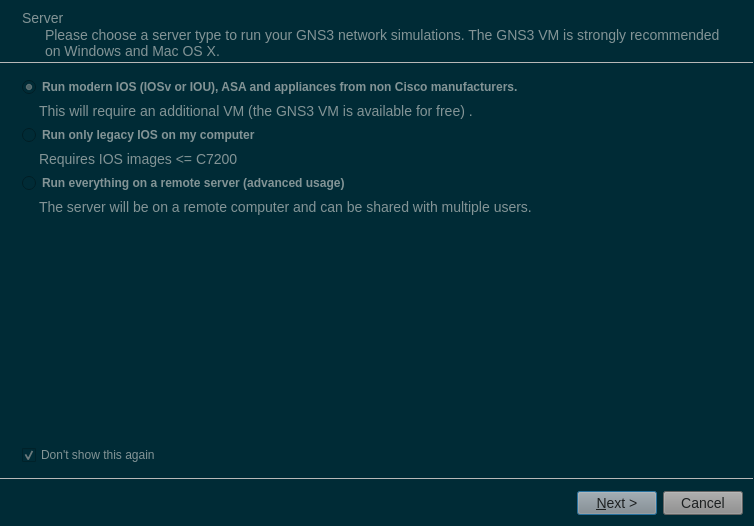
Old version of the form gns3-gui-2.1.4/gns3/ui/setup_wizard.ui in the repository n3oxmind/gns3theme.
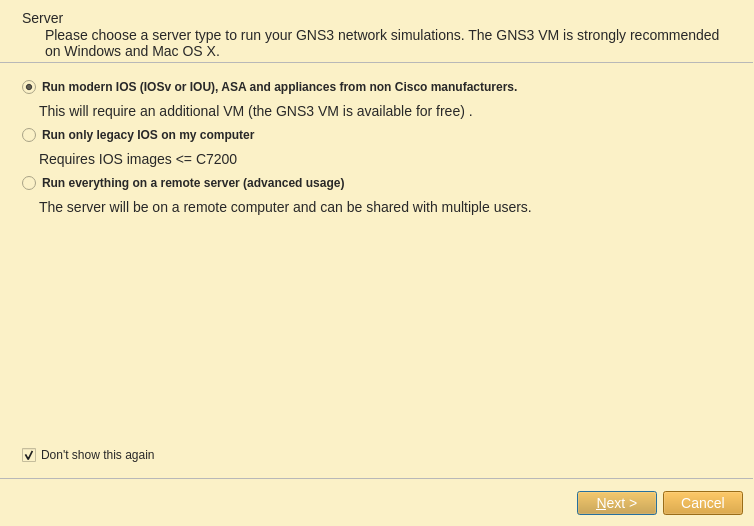
New version of the form. Icons and pictures are not drawn.

Diff of the .ui file:
```diff
--- a/gns3-gui-2.1.4/gns3/ui/setup_wizard.ui
+++ b/gns3-gui-2.1.4/gns3/ui/setup_wizard.ui
@@ -27,27 +27,26 @@
   </property>
   <property name="styleSheet">
    <string notr="true">QWidget{
-	background-color: #002b36;
+	background-color: #fbf1c7;
 }
 QMenuBar::item{
-	background-color: #002b36;
+	background-color: #fbf1c7;
 }
 QDockWidget::title{
-	background: #073642;
+	background: #d5c4a1;
 	padding-left: 5px;
 }
 QDockWidget, QMenuBar{
-    color: #839496;
+    color: #282828;
     font: bold 14px;
 }
 QTextEdit, QPlainTextEdit, QLineEdit, QSpinBox, QComboBox {
-  background-color: #073642;
-  font: 13px;
-  color: #839496;
+  background-color: #d5c4a1;
+  color: #282828;
 }
 QTextEdit#uiConsoleTextEdit {
-  background-color: #002b36;
-  color: #839496;
+  background-color: #fbf1c7;
+  color: #282828;
   font: 13px;
 }
 QTabWidget {
@@ -55,84 +54,84 @@
 	border-top: 2px;
 }
 QTabBar::tab {
-    background: #073642;
-    color: #839496;
+    background: #d5c4a1;
+    color: #282828;
     min-width: 8ex;
     padding: 2px;
 	border-top-right-radius: 6px;
 	border-top-left-radius: 6px;
 }
 QTabBar::tab:selected {
-    background: #8a8a8a;
-	color: #1d2021;
+    background: #458588;
+	color: #FFFFFF;
 }
 QGroupBox {
-    color: #808080;
+    color: #076678;
     font: 14px;
     padding: 15px;
     border-style: none;
 }
 QMainWindow::separator {
-	background: #073642;
+	background: #d5c4a1;
 	width: 1px;
 	height: 1px;
 }
 QComboBox {
-	selection-background-color: #d75f00;
-	selection-color: #1c1c1c;
+	selection-background-color: #458588;
+	selection-color: #FFFFFF;
 }
 
 QToolBar{
-	background: #073642;
+	background: #d5c4a1;
 	border: 0px;
 }
 QPushButton {
-	background-color: #8a8a8a;
-    color: #1d2021;
+	background-color: #d79921;
+    color: #FFFFFF;
 	font: 14px;
 }
 QToolButton {
-	background-color: #8a8a8a;
-    color: #1d2021;
+	background-color: #d79921;
+    color: #FFFFFF;
 	font: 14px;
 }
 QTreeWidget, QListWidget {
-	background-color: #002b36;
-	color: #839496;
-    alternate-background-color: #073642;
+	background-color: #fbf1c7;
+	color: #282828;
+    alternate-background-color: #d5c4a1; 
 	font: 14px;
 }
 QTreeWidget#uiTreeWidget {
-	background-color: #073642;
-	color: #839496;
+	background-color: #d5c4a1;
+	color: #282828;
 	font: bold 16px;
 }
 QTreeWidget::item:selected, QTreeWidget::item:hover, QMenu::item:selected,QToolButton::hover,QPushButton::hover,QTabBar::tab:hover {
-	background-color: #d75f00;
-	color: #1c1c1c;
+	background-color: #458588;
+	color: #FFFFFF;
 }
 QMenu {
 	background-color: #002b36;
     color: #839496;
 }
 QLabel {
-	color: #839496;
+	color: #282828;
 	font: 14px;
 }
 QLabel#uiTitleLabel {
-	color: #839496;
+	color: #282828;
 	font: bold 16px;
 }
 
 QAbstractScrollArea::corner {
-    background: #002b36;
+    background: #fbf1c7;
 }
 QScrollBar::handle:horizontal {
-    background: #073642;
+    background: #d5c4a1;
     min-width: 20px;
 }
 QScrollBar::handle:vertical {
-    background: #073642;
+    background: #d5c4a1;
     min-width: 20px;
 }
 QScrollBar:vertical {
@@ -151,12 +150,12 @@
   background: none
 }
 QStatusBar {
-	background-color: #073642;
-	color: #839496;
+	background-color: #d5c4a1;
+	color: #282828;
 }
 
 QRadioButton, QCheckBox {
-  color: #839496;
+  color: #282828;
 }
 QRadioButton::disabled, QCheckBox::disabled {
   color: gray;
```
Left out of the diff: 4 changed lines with no effect on the pictures.
